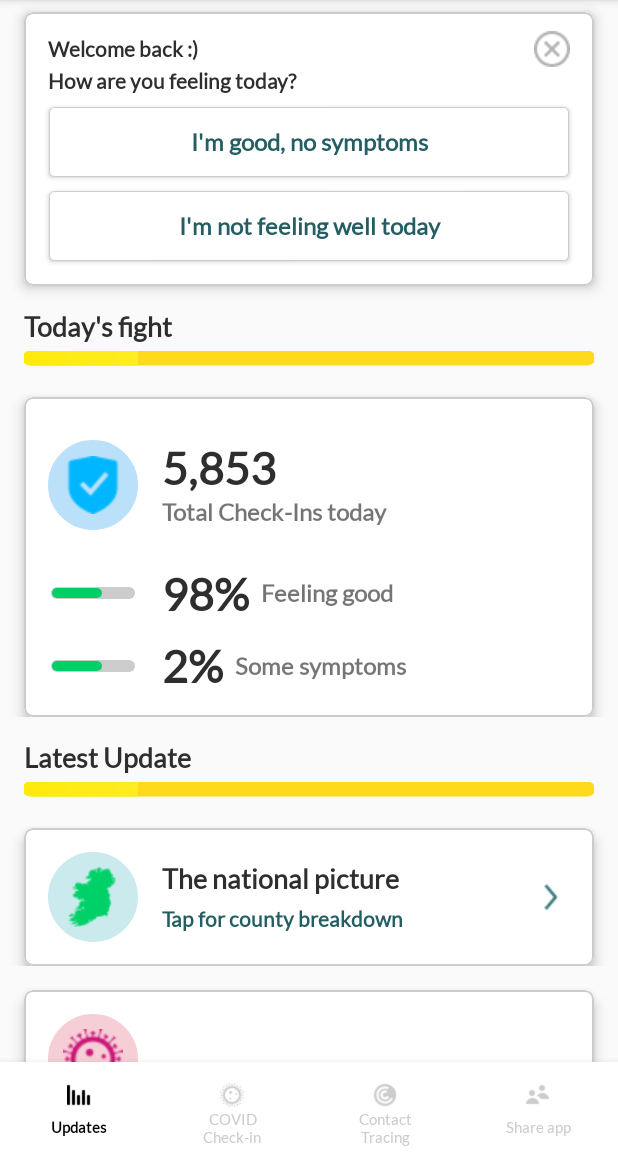
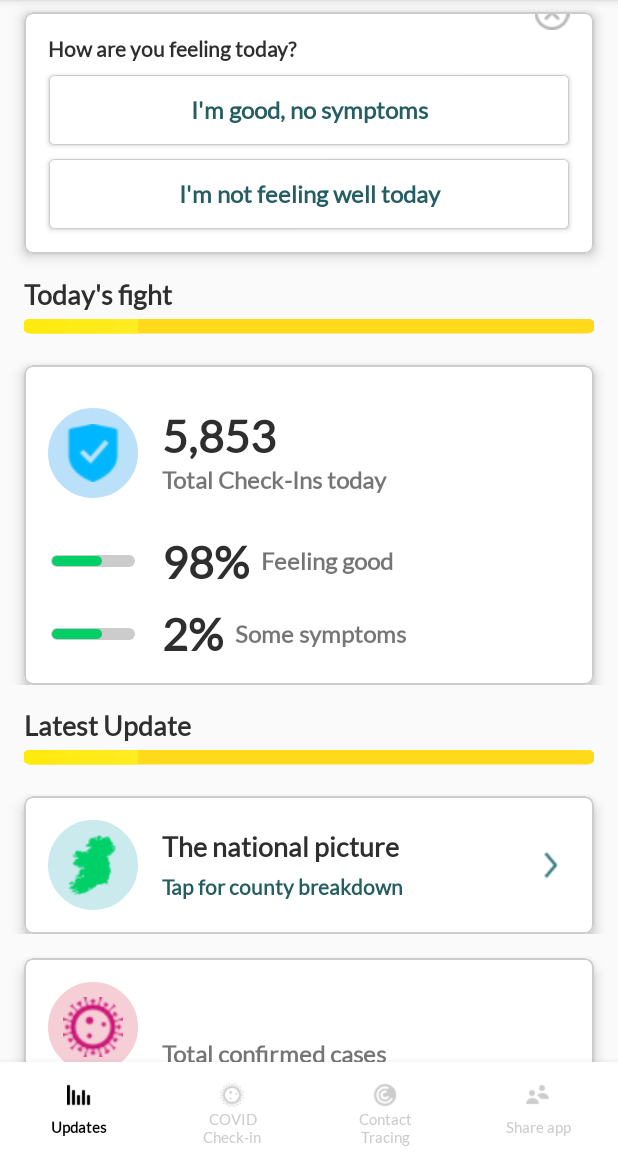
Before and after one commit to francislainy/CovidTracker, an Android app: the screen it shows after launch (MainActivity), on a phone screen of 412 x 824 dp, the part 84-1236 px from its top. Run offline under Robolectric (Android 15) with nearby library versions, the phone set to English and light mode, and no system bars; our stand-ins replace navigation-ui; libraries missing offline, so code that uses them is left out: com.github.mikephil.charting; plain views replace LineChart.

Commit message:
Add fragment to let know if symptoms.

```diff
--- a/app/src/main/java/com/example/covidtracker/activities/MainActivity.kt
+++ b/app/src/main/java/com/example/covidtracker/activities/MainActivity.kt
@@ -37,7 +37,15 @@ class MainActivity : AppCompatActivity() {
         NavigationUI.setupWithNavController(bottomNav, navController!!)
         bottomNav.setBackgroundColor(ContextCompat.getColor(this, R.color.white))
 
-        val appBarConfiguration = AppBarConfiguration(bottomNav.menu)
+//        val appBarConfiguration = AppBarConfiguration(bottomNav.menu)
+        val appBarConfiguration = AppBarConfiguration(
+            setOf(
+                R.id.updatesFragment,
+                R.id.contactTracingBottomFragment,
+                R.id.checkInBottomFragment,
+                R.id.howYouFeelingFragment
+            )
+        )
         setupActionBarWithNavController(navController!!, appBarConfiguration)
 
 
@@ -45,7 +53,7 @@ class MainActivity : AppCompatActivity() {
 
             when (destination.id) {
 
-                R.id.updatesFragment, R.id.contactTracingBottomFragment, R.id.checkInBottomFragment -> {
+                R.id.updatesFragment, R.id.contactTracingBottomFragment, R.id.checkInBottomFragment, R.id.howYouFeelingFragment -> {
                     ivSettingsCog.visible()
                     bottomNav.visible()
                 }
--- a/app/src/main/java/com/example/covidtracker/fragments/UpdatesFragment.kt
+++ b/app/src/main/java/com/example/covidtracker/fragments/UpdatesFragment.kt
@@ -33,8 +33,8 @@ import com.google.gson.GsonBuilder
 import com.google.gson.JsonObject
 import kotlinx.android.synthetic.main.covid_spreading_layout.*
 import kotlinx.android.synthetic.main.fragment_updates.*
+import kotlinx.android.synthetic.main.how_you_feeling_layout.*
 import kotlinx.android.synthetic.main.national_totals_layout.*
-import kotlinx.android.synthetic.main.title_and_progress_bar.*
 import kotlinx.android.synthetic.main.title_and_progress_bar.view.*
 import kotlinx.android.synthetic.main.todays_fight_layout.view.*
 
--- a/app/src/main/res/layout/fragment_updates.xml
+++ b/app/src/main/res/layout/fragment_updates.xml
@@ -9,87 +9,7 @@
         android:layout_width="match_parent"
         android:layout_height="wrap_content">
 
-        <com.google.android.material.card.MaterialCardView
-            android:id="@+id/howAreYouFeelingLayout"
-            style="@style/materialCardStyle"
-            android:visibility="visible"
-            app:layout_constraintEnd_toEndOf="parent"
-            app:layout_constraintStart_toStartOf="parent"
-            app:layout_constraintTop_toBottomOf="@id/todaysFightLayout"
-            app:layout_constraintTop_toTopOf="parent">
-
-            <androidx.constraintlayout.widget.ConstraintLayout
-                android:layout_width="match_parent"
-                android:layout_height="wrap_content"
-                app:layout_constraintEnd_toEndOf="parent"
-                app:layout_constraintStart_toStartOf="parent"
-                app:layout_constraintTop_toBottomOf="parent"
-                app:layout_constraintTop_toTopOf="parent">
-
-                <TextView
-                    android:id="@+id/tvWelcomeBack"
-                    android:layout_width="wrap_content"
-                    android:layout_height="wrap_content"
-                    android:layout_marginStart="16dp"
-                    android:layout_marginTop="16dp"
-                    android:text="Welcome back :)"
-                    android:textColor="@color/text"
-                    android:textStyle="bold"
-                    app:layout_constraintStart_toStartOf="parent"
-                    app:layout_constraintTop_toTopOf="parent" />
-
-                <TextView
-                    android:id="@+id/tvHowAreYouFeeling"
-                    android:layout_width="wrap_content"
-                    android:layout_height="wrap_content"
-                    android:layout_marginTop="4dp"
-                    android:layout_marginBottom="8dp"
-                    android:text="How are you feeling today?"
-                    android:textColor="@color/text"
-                    android:textStyle="bold"
-                    app:layout_constraintBottom_toTopOf="@id/btnImGood"
-                    app:layout_constraintEnd_toEndOf="parent"
-                    app:layout_constraintHorizontal_bias="0.0"
-                    app:layout_constraintStart_toStartOf="@id/tvWelcomeBack"
-                    app:layout_constraintTop_toBottomOf="@id/tvWelcomeBack"
-                    app:layout_constraintVertical_bias="0.0" />
-
-                <ImageView
-                    android:id="@+id/ivClose"
-                    android:layout_width="wrap_content"
-                    android:layout_height="wrap_content"
-                    android:layout_marginStart="8dp"
-                    android:layout_marginEnd="16dp"
-                    android:src="@drawable/dismiss"
-                    app:layout_constraintBottom_toBottomOf="@+id/tvWelcomeBack"
-                    app:layout_constraintEnd_toEndOf="parent"
-                    app:layout_constraintHorizontal_bias="1.0"
-                    app:layout_constraintStart_toEndOf="@+id/tvHowAreYouFeeling"
-                    app:layout_constraintTop_toTopOf="@+id/tvWelcomeBack" />
-
-                <Button
-                    android:id="@+id/btnImGood"
-                    style="@style/buttonStatus"
-                    android:layout_marginStart="16dp"
-                    android:layout_marginTop="8dp"
-                    android:layout_marginEnd="16dp"
-                    android:text="I'm good, no symptoms"
-                    app:layout_constraintEnd_toEndOf="parent"
-                    app:layout_constraintStart_toStartOf="parent"
-                    app:layout_constraintTop_toBottomOf="@id/tvHowAreYouFeeling" />
-
-                <Button
-                    android:id="@+id/btnImNotWell"
-                    style="@style/buttonStatus"
-                    android:text="I'm not feeling well today"
-                    app:layout_constraintBottom_toBottomOf="parent"
-                    app:layout_constraintEnd_toEndOf="@id/btnImGood"
-                    app:layout_constraintStart_toStartOf="@id/btnImGood"
-                    app:layout_constraintTop_toBottomOf="@id/btnImGood" />
-
-            </androidx.constraintlayout.widget.ConstraintLayout>
-
-        </com.google.android.material.card.MaterialCardView>
+        <include layout="@layout/how_you_feeling_layout" />
 
         <include
             android:id="@+id/todaysFightLayout"
--- /dev/null
+++ b/app/src/main/res/layout/how_you_feeling_layout.xml
@@ -0,0 +1,89 @@
+<?xml version="1.0" encoding="utf-8"?>
+<com.google.android.material.card.MaterialCardView xmlns:android="http://schemas.android.com/apk/res/android"
+    xmlns:app="http://schemas.android.com/apk/res-auto"
+    xmlns:tools="http://schemas.android.com/tools"
+    android:id="@+id/howAreYouFeelingLayout"
+    style="@style/materialCardStyle"
+    android:visibility="visible"
+    app:layout_constraintEnd_toEndOf="parent"
+    app:layout_constraintStart_toStartOf="parent"
+    app:layout_constraintTop_toBottomOf="@id/todaysFightLayout"
+    app:layout_constraintTop_toTopOf="parent"
+    tools:showIn="@layout/fragment_updates">
+
+    <androidx.constraintlayout.widget.ConstraintLayout
+        android:layout_width="match_parent"
+        android:layout_height="wrap_content"
+        app:layout_constraintEnd_toEndOf="parent"
+        app:layout_constraintStart_toStartOf="parent"
+        app:layout_constraintTop_toBottomOf="parent"
+        app:layout_constraintTop_toTopOf="parent">
+
+        <TextView
+            android:id="@+id/tvWelcomeBack"
+            android:layout_width="wrap_content"
+            android:layout_height="wrap_content"
+            android:layout_marginStart="16dp"
+            android:layout_marginTop="16dp"
+            android:text="Welcome back :)"
+            android:textColor="@color/text"
+            android:textStyle="bold"
+            android:visibility="gone"
+            app:layout_constraintStart_toStartOf="parent"
+            app:layout_constraintTop_toTopOf="parent" />
+
+        <TextView
+            android:id="@+id/tvHowAreYouFeeling"
+            android:layout_width="wrap_content"
+            android:layout_height="wrap_content"
+            android:layout_marginStart="16dp"
+            android:layout_marginTop="4dp"
+            android:layout_marginBottom="8dp"
+            android:text="How are you feeling today?"
+            android:textColor="@color/text"
+            android:textStyle="bold"
+            app:layout_constraintBottom_toTopOf="@id/btnImGood"
+            app:layout_constraintEnd_toEndOf="parent"
+            app:layout_constraintHorizontal_bias="0.0"
+            app:layout_constraintStart_toStartOf="parent"
+            app:layout_constraintTop_toBottomOf="@id/tvWelcomeBack"
+            app:layout_constraintVertical_bias="0.0"
+            app:layout_goneMarginBottom="8dp"
+            app:layout_goneMarginTop="16dp" />
+
+        <ImageView
+            android:id="@+id/ivClose"
+            android:layout_width="wrap_content"
+            android:layout_height="wrap_content"
+            android:layout_marginStart="8dp"
+            android:layout_marginEnd="16dp"
+            android:src="@drawable/dismiss"
+            app:layout_constraintBottom_toBottomOf="@+id/tvWelcomeBack"
+            app:layout_constraintEnd_toEndOf="parent"
+            app:layout_constraintHorizontal_bias="1.0"
+            app:layout_constraintStart_toEndOf="@+id/tvHowAreYouFeeling"
+            app:layout_constraintTop_toTopOf="@+id/tvWelcomeBack" />
+
+        <Button
+            android:id="@+id/btnImGood"
+            style="@style/buttonStatus"
+            android:layout_marginStart="16dp"
+            android:layout_marginTop="8dp"
+            android:layout_marginEnd="16dp"
+            android:text="I'm good, no symptoms"
+            app:layout_constraintEnd_toEndOf="parent"
+            app:layout_constraintStart_toStartOf="parent"
+            app:layout_constraintTop_toBottomOf="@id/tvHowAreYouFeeling" />
+
+        <Button
+            android:id="@+id/btnImNotWell"
+            style="@style/buttonStatus"
+            android:text="I'm not feeling well today"
+            app:layout_constraintBottom_toBottomOf="parent"
+            app:layout_constraintEnd_toEndOf="@id/btnImGood"
+            app:layout_constraintStart_toStartOf="@id/btnImGood"
+            app:layout_constraintTop_toBottomOf="@id/btnImGood" />
+
+    </androidx.constraintlayout.widget.ConstraintLayout>
+
+</com.google.android.material.card.MaterialCardView>
--- a/app/src/main/res/navigation/nav_graph.xml
+++ b/app/src/main/res/navigation/nav_graph.xml
@@ -25,6 +25,9 @@
         <action
             android:id="@+id/action_checkInBottomFragment_to_settingsFragment"
             app:destination="@id/settingsFragment" />
+        <action
+            android:id="@+id/action_checkInBottomFragment_to_howYouFeelingFragment"
+            app:destination="@id/howYouFeelingFragment" />
     </fragment>
 
     <fragment
@@ -128,5 +131,13 @@
             android:id="@+id/action_leaveFragment_to_settingsFragment"
             app:destination="@id/settingsFragment" />
     </fragment>
+    <fragment
+        android:id="@+id/howYouFeelingFragment"
+        android:name="com.example.covidtracker.fragments.HowYouFeelingFragment"
+        tools:layout="@layout/fragment_how_you_feeling" >
+        <action
+            android:id="@+id/action_howYouFeelingFragment_to_checkInBottomFragment"
+            app:destination="@id/checkInBottomFragment" />
+    </fragment>
 
 </navigation>
```
Also changed, not shown: app/src/main/java/com/example/covidtracker/fragments/CheckInBottomFragment.kt (+12 -7 lines), app/src/main/java/com/example/covidtracker/fragments/HowYouFeelingFragment.kt (added, +44 -0 lines), app/src/main/res/layout/fragment_how_you_feeling.xml (added, +26 -0 lines).
